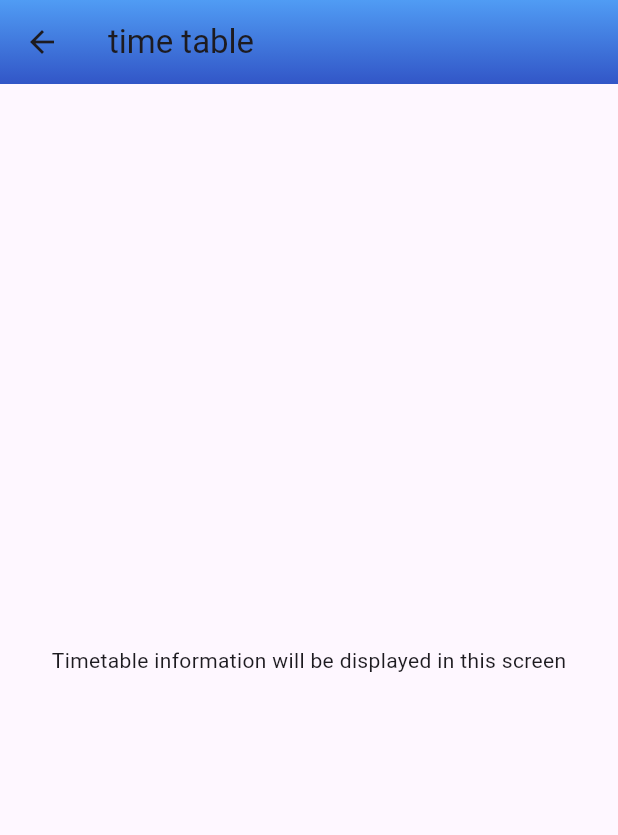
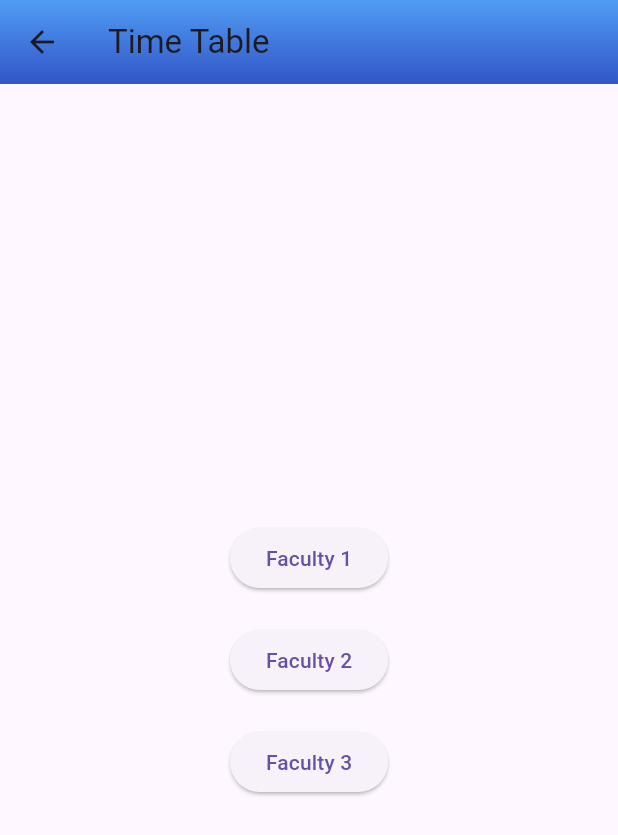
Before and after one commit to nimeshkk/Android_App, a Flutter app: the Timetable screen opened directly, on a phone screen of 412 x 824 dp. Shown: the top 835 px of the screen. Run offline on Flutter 3.47's test engine with Material 2 defaults, Android fonts, the phone set to English and light mode, and no system bars; our stand-ins replace another_carousel_pro, carousel_slider, device_preview, table_calendar; missing offline and left inert: dart:html, flutter_dismissible_tile.

Commit message:
change the code

```diff
--- a/lib/pages/timetable/timetable_home.dart
+++ b/lib/pages/timetable/timetable_home.dart
@@ -1,12 +1,31 @@
 import 'package:campus_connect_app/pages/home2.dart';
 import 'package:flutter/material.dart';
+
+// Define Faculty pages
+class FacultyPage extends StatelessWidget {
+  final String facultyName;
+
+  FacultyPage(this.facultyName);
+
+  @override
+  Widget build(BuildContext context) {
+    return Scaffold(
+      appBar: AppBar(
+        title: Text(facultyName),
+      ),
+      body: Center(
+        child: Text('Timetable information for $facultyName will be displayed here'),
+      ),
+    );
+  }
+}
 
 class Timetable extends StatelessWidget {
   @override
   Widget build(BuildContext context) {
     return Scaffold(
       appBar: AppBar(
-        title: Text('time table'),
+        title: Text('Time Table'),
         flexibleSpace: Container(
           decoration: BoxDecoration(
             gradient: LinearGradient(
@@ -21,15 +40,47 @@ class Timetable extends StatelessWidget {
           onPressed: () {
             Navigator.push(
               context,
-              MaterialPageRoute(
-                  builder: (_) =>
-                      Home2()), // Use the correct class name (capitalize the first letter)
+              MaterialPageRoute(builder: (_) => Home2()),
             );
           },
         ),
       ),
       body: Center(
-        child: Text('Timetable information will be displayed in this screen'),
+        child: Column(
+          mainAxisAlignment: MainAxisAlignment.center,
+          crossAxisAlignment: CrossAxisAlignment.center,
+          children: [
+            ElevatedButton(
+              onPressed: () {
+                Navigator.push(
+                  context,
+                  MaterialPageRoute(builder: (_) => FacultyPage('Faculty 1')),
+                );
+              },
+              child: Text('Faculty 1'),
+            ),
+            SizedBox(height: 20),
+            ElevatedButton(
+              onPressed: () {
+                Navigator.push(
+                  context,
+                  MaterialPageRoute(builder: (_) => FacultyPage('Faculty 2')),
+                );
+              },
+              child: Text('Faculty 2'),
+            ),
+            SizedBox(height: 20),
+            ElevatedButton(
+              onPressed: () {
+                Navigator.push(
+                  context,
+                  MaterialPageRoute(builder: (_) => FacultyPage('Faculty 3')),
+                );
+              },
+              child: Text('Faculty 3'),
+            ),
+          ],
+        ),
       ),
     );
   }
```
Also changed, not shown: lib/pages/timetable/Business.dart (added), lib/pages/timetable/Computing.dart (added), lib/pages/timetable/Engineering.dart (added).
